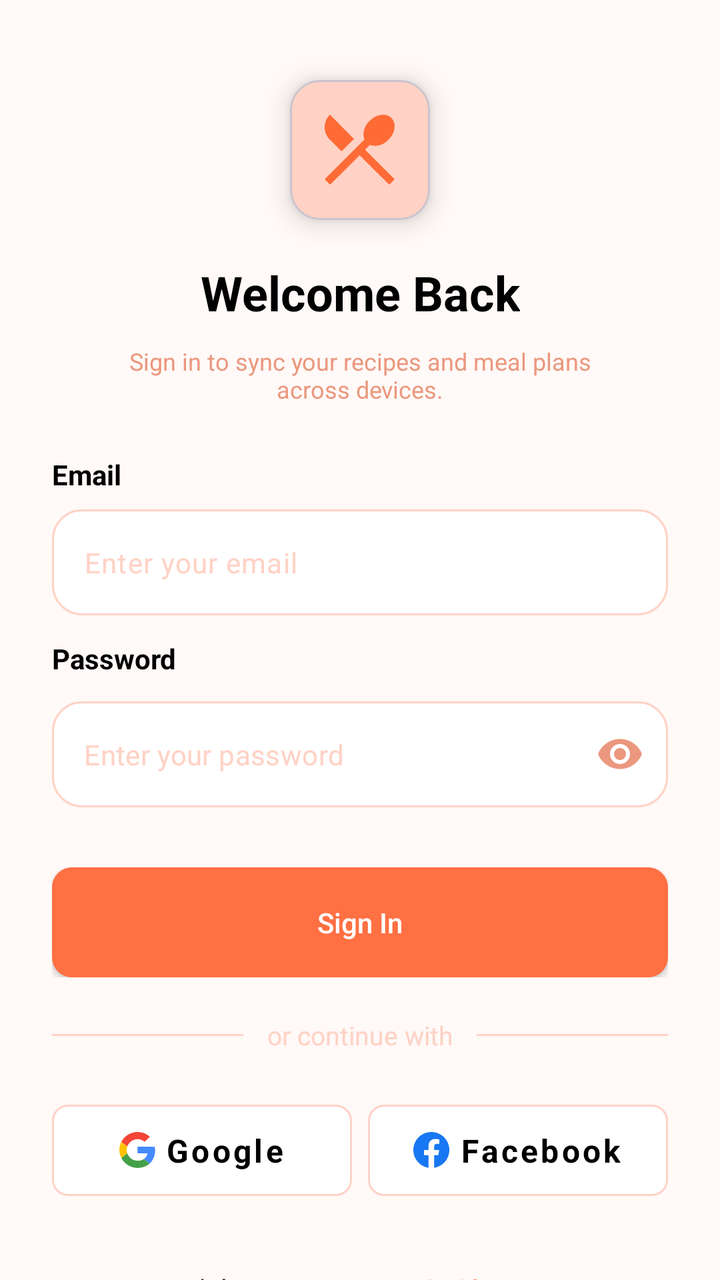
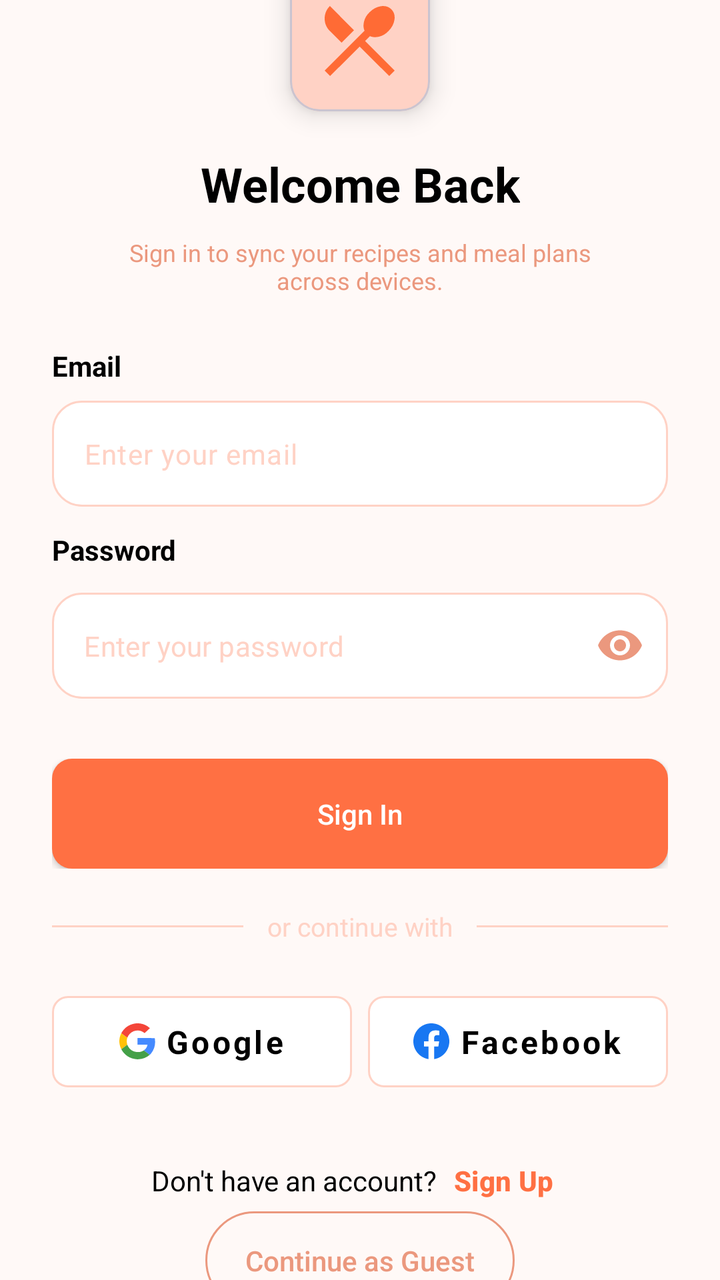

Before-and-after screenshots of an Android layout around one commit, followed by the original layout XML and the change that was made.
<!-- AndroidManifest.xml: application theme Theme.MealPlanner -->
<!-- res/layout/fragment_login.xml -->
<?xml version="1.0" encoding="utf-8"?>
<androidx.core.widget.NestedScrollView xmlns:android="http://schemas.android.com/apk/res/android"
    xmlns:app="http://schemas.android.com/apk/res-auto"
    xmlns:tools="http://schemas.android.com/tools"
    android:layout_width="match_parent"
    android:layout_height="match_parent"
    android:fillViewport="true"
    android:background="@color/color_background">

    <androidx.constraintlayout.widget.ConstraintLayout
        android:id="@+id/loginFregment"
        android:layout_width="match_parent"
        android:layout_height="wrap_content"
        tools:context=".presentation.auth.view.LoginFragment">

        <com.google.android.material.card.MaterialCardView
            android:id="@+id/materialCardView"
            android:layout_width="70dp"
            android:layout_height="70dp"
            android:layout_marginTop="40dp"
            app:cardBackgroundColor="@color/color_secondary"
            app:cardCornerRadius="15dp"
            app:cardElevation="8dp"
            app:layout_constraintEnd_toEndOf="parent"
            app:layout_constraintStart_toStartOf="parent"
            app:layout_constraintTop_toTopOf="parent">

            <ImageView
                android:layout_width="35dp"
                android:layout_height="35dp"
                android:layout_gravity="center"
                android:src="@drawable/ic_restaurant" />
        </com.google.android.material.card.MaterialCardView>

        <TextView
            android:id="@+id/welcomeBackTextView"
            android:layout_width="wrap_content"
            android:layout_height="wrap_content"
            android:layout_marginTop="20dp"
            android:text="@string/welcome_back"
            android:textColor="@color/black"
            android:textSize="24sp"
            android:textStyle="bold"
            app:layout_constraintEnd_toEndOf="parent"
            app:layout_constraintStart_toStartOf="parent"
            app:layout_constraintTop_toBottomOf="@id/materialCardView" />

        <TextView
            android:id="@+id/subtitleTextView"
            android:layout_width="250dp"
            android:layout_height="wrap_content"
            android:layout_marginTop="10dp"
            android:text="@string/sign_in_subtitle"
            android:textAlignment="center"
            android:textColor="@color/color_secondary_darker"
            android:textSize="12sp"
            app:layout_constraintEnd_toEndOf="parent"
            app:layout_constraintStart_toStartOf="parent"
            app:layout_constraintTop_toBottomOf="@id/welcomeBackTextView" />

        <TextView
            android:id="@+id/textEmailTextView"
            android:layout_width="wrap_content"
            android:layout_height="wrap_content"
            android:layout_marginTop="25dp"
            android:text="@string/email"
            android:textColor="@color/black"
            android:textSize="14sp"
            android:textStyle="bold"
            app:layout_constraintStart_toStartOf="@id/guideline4"
            app:layout_constraintTop_toBottomOf="@id/subtitleTextView" />

        <com.google.android.material.textfield.TextInputLayout
            android:id="@+id/emailTextInputLayout"
            android:layout_width="0dp"
            android:layout_height="wrap_content"
            android:layout_marginTop="8dp"
            app:boxBackgroundColor="@android:color/white"
            app:boxCornerRadiusBottomEnd="15dp"
            app:boxCornerRadiusBottomStart="15dp"
            app:boxCornerRadiusTopEnd="15dp"
            app:boxCornerRadiusTopStart="15dp"
            app:boxStrokeColor="@color/strock_color"
            app:boxStrokeWidth="1dp"
            app:boxStrokeWidthFocused="1.5dp"
            app:errorIconDrawable="@null"
            app:hintEnabled="false"
            app:layout_constraintEnd_toEndOf="@id/guideline5"
            app:layout_constraintStart_toStartOf="@id/guideline4"
            app:layout_constraintTop_toBottomOf="@id/textEmailTextView">

            <com.google.android.material.textfield.TextInputEditText
                android:id="@+id/emailEditText"
                android:layout_width="match_parent"
                android:layout_height="wrap_content"
                android:hint="@string/enter_email"
                android:textColor="@color/black"
                android:textColorHint="@color/color_secondary"
                android:textSize="14sp" />
        </com.google.android.material.textfield.TextInputLayout>

        <TextView
            android:id="@+id/textPasswordTextView"
            android:layout_width="wrap_content"
            android:layout_height="wrap_content"
            android:layout_marginTop="12dp"
            android:text="@string/password"
            android:textColor="@color/black"
            android:textSize="14sp"
            android:textStyle="bold"
            app:layout_constraintStart_toStartOf="@id/guideline4"
            app:layout_constraintTop_toBottomOf="@id/emailTextInputLayout" />

        <com.google.android.material.textfield.TextInputLayout
            android:id="@+id/passwordTextInputLayout"
            style="@style/Widget.MaterialComponents.TextInputLayout.OutlinedBox"
            android:layout_width="0dp"
            android:layout_height="wrap_content"
            android:layout_marginTop="12dp"
            app:boxBackgroundColor="@android:color/white"
            app:boxCornerRadiusBottomEnd="15dp"
            app:boxCornerRadiusBottomStart="15dp"
            app:boxCornerRadiusTopEnd="15dp"
            app:boxCornerRadiusTopStart="15dp"
            app:boxStrokeColor="@color/strock_color"
            app:boxStrokeWidth="1dp"
            app:boxStrokeWidthFocused="1.5dp"
            app:endIconMode="password_toggle"
            app:endIconTint="@color/color_secondary_darker"
            app:errorIconDrawable="@null"
            app:hintEnabled="false"
            app:layout_constraintEnd_toEndOf="@id/guideline5"
            app:layout_constraintStart_toStartOf="@id/guideline4"
            app:layout_constraintTop_toBottomOf="@id/textPasswordTextView">

            <com.google.android.material.textfield.TextInputEditText
                android:id="@+id/passwordEditText"
                android:layout_width="match_parent"
                android:layout_height="wrap_content"
                android:hint="@string/enter_password"
                android:inputType="textPassword"
                android:textColor="@color/black"
                android:textColorHint="@color/color_secondary"
                android:textSize="14sp" />
        </com.google.android.material.textfield.TextInputLayout>

        <FrameLayout
            android:id="@+id/loginButtonContainer"
            android:layout_width="0dp"
            android:layout_height="wrap_content"
            android:layout_marginTop="30dp"
            app:layout_constraintEnd_toEndOf="@id/guideline5"
            app:layout_constraintStart_toStartOf="@id/guideline4"
            app:layout_constraintTop_toBottomOf="@+id/passwordTextInputLayout">

            <androidx.appcompat.widget.AppCompatButton
                android:id="@+id/loginButton"
                android:layout_width="match_parent"
                android:layout_height="wrap_content"
                android:background="@drawable/shape_auth_button"
                android:elevation="8dp"
                android:paddingTop="18dp"
                android:paddingBottom="18dp"
                android:shadowColor="@color/color_primary"
                android:text="@string/sign_in"
                android:textAllCaps="false"
                android:textColor="@color/white"
                android:textSize="14sp" />

            <ProgressBar
                android:id="@+id/loginProgressBar"
                android:layout_width="24dp"
                android:layout_height="24dp"
                android:layout_gravity="center"
                android:indeterminateTint="@color/white"
                android:visibility="gone" />
        </FrameLayout>

        <LinearLayout
            android:id="@+id/linearLayout"
            android:layout_width="0dp"
            android:layout_height="wrap_content"
            android:layout_marginTop="20dp"
            android:gravity="center_vertical"
            android:orientation="horizontal"
            app:layout_constraintEnd_toEndOf="@id/guideline5"
            app:layout_constraintStart_toStartOf="@id/guideline4"
            app:layout_constraintTop_toBottomOf="@+id/loginButtonContainer">

            <View
                android:layout_width="0dp"
                android:layout_height="1dp"
                android:layout_weight="1"
                android:background="@color/color_secondary" />

            <TextView
                android:layout_width="wrap_content"
                android:layout_height="wrap_content"
                android:paddingStart="12dp"
                android:paddingEnd="12dp"
                android:text="@string/or_continue_with"
                android:textColor="@color/color_secondary"
                android:textSize="13sp" />

            <View
                android:layout_width="0dp"
                android:layout_height="1dp"
                android:layout_weight="1"
                android:background="@color/color_secondary" />
        </LinearLayout>

        <LinearLayout
            android:id="@+id/linearLayout3"
            android:layout_width="0dp"
            android:layout_height="wrap_content"
            android:layout_marginTop="20dp"
            android:orientation="horizontal"
            app:layout_constraintEnd_toEndOf="@id/guideline5"
            app:layout_constraintStart_toStartOf="@id/guideline4"
            app:layout_constraintTop_toBottomOf="@+id/linearLayout">

            <com.google.android.material.button.MaterialButton
                android:id="@+id/googleButton"
                style="@style/Widget.MaterialComponents.Button.OutlinedButton"
                android:layout_width="0dp"
                android:layout_height="wrap_content"
                android:layout_marginEnd="8dp"
                android:layout_weight="1"
                android:fontFamily="sans-serif"
                android:padding="12dp"
                android:text="@string/google"
                android:textAllCaps="false"
                android:textColor="@color/black"
                android:textSize="16sp"
                android:textStyle="bold"
                app:backgroundTint="@android:color/white"
                app:cornerRadius="8dp"
                app:icon="@drawable/ic_google"
                app:iconGravity="textStart"
                app:iconPadding="5dp"
                app:iconTint="@null"
                app:strokeColor="@color/color_secondary"
                app:strokeWidth="1dp" />

            <com.google.android.material.button.MaterialButton
                android:id="@+id/facebookButton"
                style="@style/Widget.MaterialComponents.Button.OutlinedButton"
                android:layout_width="0dp"
                android:layout_height="wrap_content"
                android:layout_weight="1"
                android:fontFamily="sans-serif"
                android:padding="12dp"
                android:text="@string/facebook"
                android:textAllCaps="false"
                android:textColor="@color/black"
                android:textSize="16sp"
                android:textStyle="bold"
                app:backgroundTint="@android:color/white"
                app:cornerRadius="8dp"
                app:icon="@drawable/ic_facebook"
                app:iconGravity="textStart"
                app:iconPadding="5dp"
                app:iconTint="@null"
                app:strokeColor="@color/color_secondary"
                app:strokeWidth="1dp" />
        </LinearLayout>

        <LinearLayout
            android:id="@+id/signUpLayout"
            android:layout_width="wrap_content"
            android:layout_height="wrap_content"
            android:layout_marginTop="25dp"
            android:orientation="horizontal"
            app:layout_constraintEnd_toEndOf="parent"
            app:layout_constraintStart_toStartOf="parent"
            app:layout_constraintTop_toBottomOf="@+id/linearLayout3">

            <TextView
                android:layout_width="wrap_content"
                android:layout_height="wrap_content"
                android:text="@string/no_account"
                android:textColor="@color/black"
                android:textSize="14sp" />

            <com.google.android.material.button.MaterialButton
                android:id="@+id/signUpTextView"
                android:layout_width="wrap_content"
                android:layout_height="wrap_content"
                android:insetTop="0dp"
                android:insetBottom="0dp"
                android:minWidth="0dp"
                android:minHeight="0dp"
                android:paddingStart="8dp"
                android:paddingEnd="8dp"
                android:text="@string/sign_up"
                android:textAllCaps="false"
                android:textColor="@color/color_primary"
                android:textSize="14sp"
                android:textStyle="bold"
                app:backgroundTint="@android:color/transparent"
                app:rippleColor="?attr/colorControlHighlight"
                app:strokeWidth="0dp" />
        </LinearLayout>

        <androidx.appcompat.widget.AppCompatButton
            android:id="@+id/asGustButton"
            android:layout_width="wrap_content"
            android:layout_height="wrap_content"
            android:layout_marginBottom="50dp"
            android:background="@drawable/shape_continue_as_guest_button"
            android:elevation="8dp"
            android:paddingStart="20dp"
            android:paddingTop="15dp"
            android:paddingEnd="20dp"
            android:paddingBottom="15dp"
            android:text="@string/continue_guest"
            android:textAllCaps="false"
            android:textColor="@color/color_secondary_darker"
            app:layout_constraintBottom_toBottomOf="parent"
            app:layout_constraintEnd_toEndOf="@id/guideline5"
            app:layout_constraintHorizontal_bias="0.512"
            app:layout_constraintStart_toStartOf="@id/guideline4"
            app:layout_constraintTop_toBottomOf="@+id/signUpLayout"
            app:layout_constraintVertical_bias="0.299" />

        <androidx.constraintlayout.widget.Guideline
            android:id="@+id/guideline4"
            android:layout_width="wrap_content"
            android:layout_height="wrap_content"
            android:orientation="vertical"
            app:layout_constraintGuide_begin="26dp" />

        <androidx.constraintlayout.widget.Guideline
            android:id="@+id/guideline5"
            android:layout_width="wrap_content"
            android:layout_height="wrap_content"
            android:orientation="vertical"
            app:layout_constraintGuide_end="26dp" />

    </androidx.constraintlayout.widget.ConstraintLayout>
</androidx.core.widget.NestedScrollView>
<!-- resources referenced by this layout -->
<resources>
  <color name="black">#000000</color>
  <color name="color_background">#FFF9F7</color>
  <color name="color_primary">#FF7043</color>
  <color name="color_secondary">#FFD2C5</color>
  <color name="color_secondary_darker">#EB987E</color>&gt;
  <color name="white">#FFFFFF</color>
  <!-- drawable ic_facebook (drawable) -->
  <vector xmlns:android="http://schemas.android.com/apk/res/android"
      android:width="113dp"
      android:height="113dp"
      android:viewportWidth="113"
      android:viewportHeight="113">
    <path
        android:pathData="M113,56.5C113,25.3 87.7,0 56.5,0C25.3,0 0,25.3 0,56.5C0,84.7 20.66,108.07 47.67,112.31V72.83H33.33V56.5H47.67V44.05C47.67,29.89 56.11,22.07 69.01,22.07C75.19,22.07 81.66,23.17 81.66,23.17V37.08H74.54C67.52,37.08 65.33,41.43 65.33,45.9V56.5H81L78.49,72.83H65.33V112.31C92.34,108.07 113,84.7 113,56.5Z"
        android:fillColor="#1877F2"/>
  </vector>
  <!-- drawable ic_restaurant (drawable) -->
  <vector xmlns:android="http://schemas.android.com/apk/res/android"
      android:width="163dp"
      android:height="163dp"
      android:viewportWidth="163"
      android:viewportHeight="163">
    <path
        android:pathData="M12.68,163L0,150.32L92.82,57.5C90.1,51.16 89.73,43.99 91.69,36C93.65,28 97.95,20.83 104.59,14.49C112.59,6.49 121.5,1.81 131.31,0.45C141.12,-0.91 149.12,1.51 155.3,7.7C161.49,13.89 163.91,21.88 162.55,31.69C161.19,41.5 156.51,50.41 148.51,58.41C142.17,65.05 135,69.35 127,71.31C119,73.27 111.84,72.9 105.5,70.18L94.18,81.5L163,150.32L150.32,163L81.5,94.63L12.68,163ZM39.39,85.57L12.23,58.41C4.07,50.26 0,40.52 0,29.2C0,17.88 4.07,8.15 12.23,0L68.37,56.6L39.39,85.57Z"
        android:fillColor="#FF6B35"/>
  </vector>
  <!-- drawable shape_auth_button (drawable) -->
  <?xml version="1.0" encoding="utf-8"?>
  <shape xmlns:android="http://schemas.android.com/apk/res/android"
      android:shape="rectangle">
      <solid android:color="@color/color_primary" />
      <corners android:radius="10dp" />
  </shape>
  <!-- drawable shape_continue_as_guest_button (drawable) -->
  <?xml version="1.0" encoding="utf-8"?>
  <shape xmlns:android="http://schemas.android.com/apk/res/android"
      android:shape="rectangle">
      <stroke
          android:color="@color/color_secondary_darker"
          android:width="1dp" />
      <corners android:radius="50dp" />
  </shape>
  <string name="continue_guest">Continue as Guest</string>
  <string name="email">Email</string>
  <string name="enter_email">Enter your email</string>
  <string name="enter_password">Enter your password</string>
  <string name="facebook">Facebook</string>
  <string name="google">Google</string>
  <string name="no_account">Don\'t have an account?</string>
  <string name="or_continue_with">or continue with</string>
  <string name="password">Password</string>
  <string name="sign_in">Sign In</string>
  <string name="sign_in_subtitle">Sign in to sync your recipes and meal plans across devices.</string>
  <string name="sign_up">Sign Up</string>
  <string name="welcome_back">Welcome Back</string>
  <style name="Theme.MealPlanner" parent="Base.Theme.MealPlanner" />
  <style name="Base.Theme.MealPlanner" parent="Theme.Material3.DayNight.NoActionBar">
          
          
      </style>
  <!-- unchanged entries left out for length: 1 -->
</resources>

<!-- the commit's change to res/layout/fragment_login.xml (unified diff, before → after) -->
@@ -10,7 +10,8 @@
     <androidx.constraintlayout.widget.ConstraintLayout
         android:id="@+id/loginFregment"
         android:layout_width="match_parent"
-        android:layout_height="wrap_content"
+        android:layout_height="match_parent"
+        android:layout_gravity="center"
         tools:context=".presentation.auth.view.LoginFragment">
 
         <com.google.android.material.card.MaterialCardView
@@ -23,7 +24,9 @@
             app:cardElevation="8dp"
             app:layout_constraintEnd_toEndOf="parent"
             app:layout_constraintStart_toStartOf="parent"
-            app:layout_constraintTop_toTopOf="parent">
+            app:layout_constraintTop_toTopOf="parent"
+            app:layout_constraintBottom_toTopOf="@id/welcomeBackTextView"
+            app:layout_constraintVertical_chainStyle="packed">
 
             <ImageView
                 android:layout_width="35dp"
@@ -43,7 +46,8 @@
             android:textStyle="bold"
             app:layout_constraintEnd_toEndOf="parent"
             app:layout_constraintStart_toStartOf="parent"
-            app:layout_constraintTop_toBottomOf="@id/materialCardView" />
+            app:layout_constraintTop_toBottomOf="@id/materialCardView"
+            app:layout_constraintBottom_toTopOf="@id/subtitleTextView" />
 
         <TextView
             android:id="@+id/subtitleTextView"
@@ -56,7 +60,8 @@
             android:textSize="12sp"
             app:layout_constraintEnd_toEndOf="parent"
             app:layout_constraintStart_toStartOf="parent"
-            app:layout_constraintTop_toBottomOf="@id/welcomeBackTextView" />
+            app:layout_constraintTop_toBottomOf="@id/welcomeBackTextView"
+            app:layout_constraintBottom_toTopOf="@id/textEmailTextView" />
 
         <TextView
             android:id="@+id/textEmailTextView"
@@ -68,7 +73,8 @@
             android:textSize="14sp"
             android:textStyle="bold"
             app:layout_constraintStart_toStartOf="@id/guideline4"
-            app:layout_constraintTop_toBottomOf="@id/subtitleTextView" />
+            app:layout_constraintTop_toBottomOf="@id/subtitleTextView"
+            app:layout_constraintBottom_toTopOf="@id/emailTextInputLayout" />
 
         <com.google.android.material.textfield.TextInputLayout
             android:id="@+id/emailTextInputLayout"
@@ -87,7 +93,8 @@
             app:hintEnabled="false"
             app:layout_constraintEnd_toEndOf="@id/guideline5"
             app:layout_constraintStart_toStartOf="@id/guideline4"
-            app:layout_constraintTop_toBottomOf="@id/textEmailTextView">
+            app:layout_constraintTop_toBottomOf="@id/textEmailTextView"
+            app:layout_constraintBottom_toTopOf="@id/textPasswordTextView">
 
             <com.google.android.material.textfield.TextInputEditText
                 android:id="@+id/emailEditText"
@@ -109,7 +116,8 @@
             android:textSize="14sp"
             android:textStyle="bold"
             app:layout_constraintStart_toStartOf="@id/guideline4"
-            app:layout_constraintTop_toBottomOf="@id/emailTextInputLayout" />
+            app:layout_constraintTop_toBottomOf="@id/emailTextInputLayout"
+            app:layout_constraintBottom_toTopOf="@id/passwordTextInputLayout" />
 
         <com.google.android.material.textfield.TextInputLayout
             android:id="@+id/passwordTextInputLayout"
@@ -131,7 +139,8 @@
             app:hintEnabled="false"
             app:layout_constraintEnd_toEndOf="@id/guideline5"
             app:layout_constraintStart_toStartOf="@id/guideline4"
-            app:layout_constraintTop_toBottomOf="@id/textPasswordTextView">
+            app:layout_constraintTop_toBottomOf="@id/textPasswordTextView"
+            app:layout_constraintBottom_toTopOf="@id/loginButtonContainer">
 
             <com.google.android.material.textfield.TextInputEditText
                 android:id="@+id/passwordEditText"
@@ -151,7 +160,8 @@
             android:layout_marginTop="30dp"
             app:layout_constraintEnd_toEndOf="@id/guideline5"
             app:layout_constraintStart_toStartOf="@id/guideline4"
-            app:layout_constraintTop_toBottomOf="@+id/passwordTextInputLayout">
+            app:layout_constraintTop_toBottomOf="@id/passwordTextInputLayout"
+            app:layout_constraintBottom_toTopOf="@id/linearLayout">
 
             <androidx.appcompat.widget.AppCompatButton
                 android:id="@+id/loginButton"
@@ -185,7 +195,8 @@
             android:orientation="horizontal"
             app:layout_constraintEnd_toEndOf="@id/guideline5"
             app:layout_constraintStart_toStartOf="@id/guideline4"
-            app:layout_constraintTop_toBottomOf="@+id/loginButtonContainer">
+            app:layout_constraintTop_toBottomOf="@id/loginButtonContainer"
+            app:layout_constraintBottom_toTopOf="@id/linearLayout3">
 
             <View
                 android:layout_width="0dp"
@@ -217,7 +228,8 @@
             android:orientation="horizontal"
             app:layout_constraintEnd_toEndOf="@id/guideline5"
             app:layout_constraintStart_toStartOf="@id/guideline4"
-            app:layout_constraintTop_toBottomOf="@+id/linearLayout">
+            app:layout_constraintTop_toBottomOf="@id/linearLayout"
+            app:layout_constraintBottom_toTopOf="@id/signUpLayout">
 
             <com.google.android.material.button.MaterialButton
                 android:id="@+id/googleButton"
@@ -273,7 +285,8 @@
             android:orientation="horizontal"
             app:layout_constraintEnd_toEndOf="parent"
             app:layout_constraintStart_toStartOf="parent"
-            app:layout_constraintTop_toBottomOf="@+id/linearLayout3">
+            app:layout_constraintTop_toBottomOf="@id/linearLayout3"
+            app:layout_constraintBottom_toTopOf="@id/asGustButton">
 
             <TextView
                 android:layout_width="wrap_content"
@@ -306,7 +319,7 @@
             android:id="@+id/asGustButton"
             android:layout_width="wrap_content"
             android:layout_height="wrap_content"
-            android:layout_marginBottom="50dp"
+            android:layout_marginBottom="40dp"
             android:background="@drawable/shape_continue_as_guest_button"
             android:elevation="8dp"
             android:paddingStart="20dp"
@@ -318,10 +331,8 @@
             android:textColor="@color/color_secondary_darker"
             app:layout_constraintBottom_toBottomOf="parent"
             app:layout_constraintEnd_toEndOf="@id/guideline5"
-            app:layout_constraintHorizontal_bias="0.512"
-            app:layout_constraintStart_toStartOf="@id/guideline4"
-            app:layout_constraintTop_toBottomOf="@+id/signUpLayout"
-            app:layout_constraintVertical_bias="0.299" />
+            app:layout_constraintStart_toStartOf="@id/guideline4"
+            app:layout_constraintTop_toBottomOf="@id/signUpLayout" />
 
         <androidx.constraintlayout.widget.Guideline
             android:id="@+id/guideline4"
